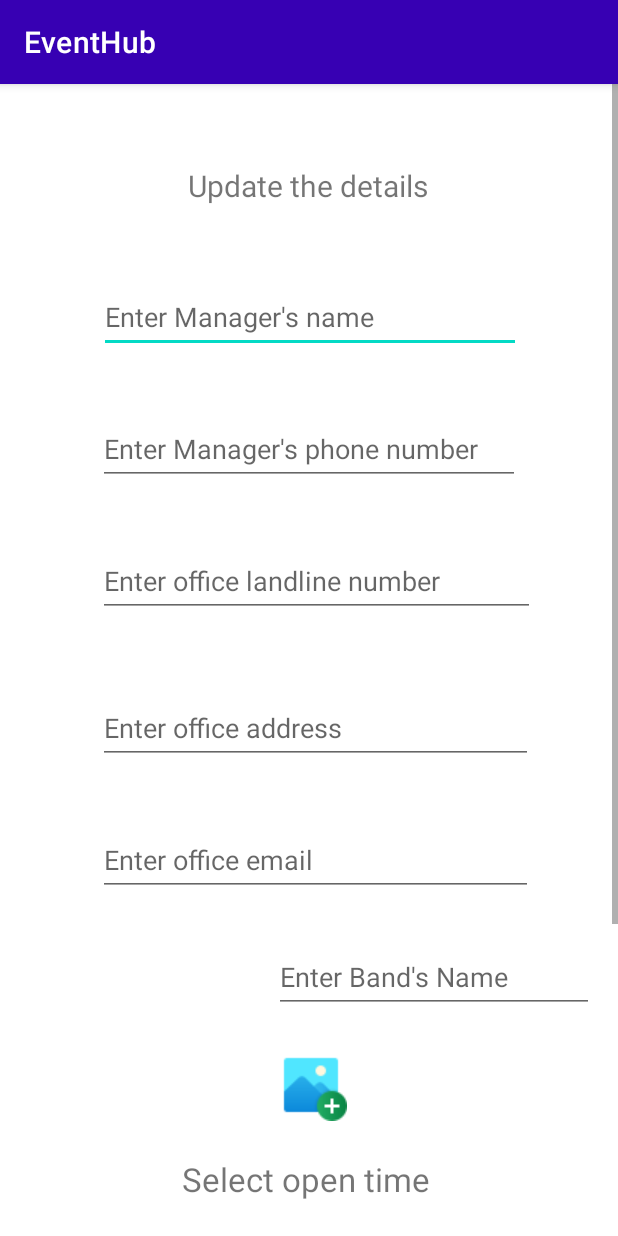
After one commit to UniqueEmpire/EventHub, an Android app: the updateband screen opened directly, with no data from a screen before it, on a phone screen of 412 x 824 dp. The commit adds this screen. Run offline under Robolectric (Android 15) with nearby library versions, the phone set to English and light mode, and no system bars; Roboto replaces fonts that are not available here.

Commit message:
Update form

```diff
--- /dev/null
+++ b/app/src/main/java/com/eventhub/eventhub/updateband.java
@@ -0,0 +1,14 @@
+package com.eventhub.eventhub;
+
+import androidx.appcompat.app.AppCompatActivity;
+
+import android.os.Bundle;
+
+public class updateband extends AppCompatActivity {
+
+    @Override
+    protected void onCreate(Bundle savedInstanceState) {
+        super.onCreate(savedInstanceState);
+        setContentView(R.layout.activity_updateband);
+    }
+}
--- /dev/null
+++ b/app/src/main/res/layout/activity_updateband.xml
@@ -0,0 +1,226 @@
+<?xml version="1.0" encoding="utf-8"?>
+<ScrollView xmlns:android="http://schemas.android.com/apk/res/android"
+
+        xmlns:app="http://schemas.android.com/apk/res-auto"
+        xmlns:tools="http://schemas.android.com/tools"
+        android:layout_width="match_parent"
+        android:layout_height="match_parent"
+        tools:context=".updateband"
+        tools:layout_editor_absoluteX="1dp"
+        tools:layout_editor_absoluteY="1dp">
+
+        <androidx.constraintlayout.widget.ConstraintLayout
+            android:layout_width="match_parent"
+            android:layout_height="match_parent"
+            android:paddingTop="30dp"
+            android:paddingBottom="30dp">
+
+                <TextView
+                    android:id="@+id/textView2"
+                    android:layout_width="wrap_content"
+                    android:layout_height="wrap_content"
+                    android:layout_marginTop="24dp"
+                    android:text="Update the details"
+                    android:textSize="20sp"
+                    app:layout_constraintEnd_toEndOf="parent"
+                    app:layout_constraintHorizontal_bias="0.497"
+                    app:layout_constraintStart_toStartOf="parent"
+                    app:layout_constraintTop_toTopOf="parent" />
+
+                <EditText
+                    android:id="@+id/up_managename"
+                    android:layout_width="281dp"
+                    android:layout_height="48dp"
+                    android:layout_marginTop="50dp"
+                    android:ems="10"
+                    android:hint="@string/manname"
+                    android:inputType="textPersonName"
+                    android:minHeight="48dp"
+                    app:layout_constraintEnd_toEndOf="parent"
+                    app:layout_constraintHorizontal_bias="0.507"
+                    app:layout_constraintStart_toStartOf="parent"
+                    app:layout_constraintTop_toBottomOf="@+id/textView2" />
+
+                <EditText
+                    android:id="@+id/up_phnnum"
+                    android:layout_width="281dp"
+                    android:layout_height="48dp"
+                    android:layout_marginTop="40dp"
+                    android:ems="10"
+                    android:hint="@string/mannum"
+                    android:inputType="phone"
+                    android:minHeight="48dp"
+                    app:layout_constraintEnd_toEndOf="parent"
+                    app:layout_constraintStart_toStartOf="parent"
+                    app:layout_constraintTop_toBottomOf="@+id/up_managename" />
+
+                <EditText
+                    android:id="@+id/up_ofnum"
+                    android:layout_width="291dp"
+                    android:layout_height="48dp"
+                    android:layout_marginTop="40dp"
+                    android:ems="10"
+                    android:hint="@string/landnum"
+                    android:inputType="phone"
+                    android:minHeight="48dp"
+                    app:layout_constraintEnd_toEndOf="parent"
+                    app:layout_constraintHorizontal_bias="0.541"
+                    app:layout_constraintStart_toStartOf="parent"
+                    app:layout_constraintTop_toBottomOf="@+id/up_phnnum" />
+
+                <EditText
+                    android:id="@+id/up_address"
+                    android:layout_width="290dp"
+                    android:layout_height="48dp"
+                    android:layout_marginTop="50dp"
+                    android:ems="10"
+                    android:hint="@string/offaddress"
+                    android:inputType="textPostalAddress"
+                    android:minHeight="48dp"
+                    app:layout_constraintEnd_toEndOf="parent"
+                    app:layout_constraintHorizontal_bias="0.537"
+                    app:layout_constraintStart_toStartOf="parent"
+                    app:layout_constraintTop_toBottomOf="@+id/up_ofnum" />
+
+                <EditText
+                    android:id="@+id/up_muemail"
+                    android:layout_width="290dp"
+                    android:layout_height="48dp"
+                    android:layout_marginTop="40dp"
+                    android:ems="10"
+                    android:hint="@string/entoffmail"
+                    android:inputType="textEmailAddress"
+                    app:layout_constraintEnd_toEndOf="parent"
+                    app:layout_constraintHorizontal_bias="0.537"
+                    app:layout_constraintStart_toStartOf="parent"
+                    app:layout_constraintTop_toBottomOf="@+id/up_address" />
+
+                <ImageView
+                    android:id="@+id/up_imgView"
+                    android:layout_width="119dp"
+                    android:layout_height="111dp"
+                    android:layout_marginStart="28dp"
+                    android:layout_marginLeft="28dp"
+                    android:layout_marginTop="30dp"
+                    app:layout_constraintStart_toStartOf="parent"
+                    app:layout_constraintTop_toBottomOf="@+id/up_muemail" />
+
+                <ImageView
+                    android:id="@+id/chooseimg"
+                    android:layout_width="wrap_content"
+                    android:layout_height="wrap_content"
+                    android:layout_marginStart="36dp"
+                    android:layout_marginLeft="36dp"
+                    android:layout_marginTop="24dp"
+                    app:layout_constraintStart_toEndOf="@+id/up_imgView"
+                    app:layout_constraintTop_toBottomOf="@+id/up_compname"
+                    app:srcCompat="@drawable/addimage" />
+
+                <EditText
+                    android:id="@+id/up_compname"
+                    android:layout_width="wrap_content"
+                    android:layout_height="wrap_content"
+                    android:layout_marginEnd="16dp"
+                    android:layout_marginRight="16dp"
+                    android:ems="10"
+                    android:hint="@string/bandname"
+                    android:inputType="textPersonName"
+                    android:minHeight="48dp"
+                    app:layout_constraintEnd_toEndOf="parent"
+                    app:layout_constraintTop_toTopOf="@+id/up_imgView"
+                    tools:ignore="TextContrastCheck" />
+
+                <TextView
+                    android:id="@+id/up_mutime1"
+                    android:layout_width="wrap_content"
+                    android:layout_height="wrap_content"
+                    android:layout_marginTop="24dp"
+                    android:text="@string/time01"
+                    android:textSize="22sp"
+                    app:layout_constraintEnd_toEndOf="parent"
+                    app:layout_constraintHorizontal_bias="0.493"
+                    app:layout_constraintStart_toStartOf="parent"
+                    app:layout_constraintTop_toBottomOf="@+id/chooseimg" />
+
+                <TextView
+                    android:id="@+id/up_mutime2"
+                    android:layout_width="wrap_content"
+                    android:layout_height="wrap_content"
+                    android:layout_marginTop="30dp"
+                    android:text="@string/time2"
+                    android:textSize="22sp"
+                    app:layout_constraintEnd_toEndOf="parent"
+                    app:layout_constraintStart_toStartOf="parent"
+                    app:layout_constraintTop_toBottomOf="@+id/up_mutime1" />
+
+                <TextView
+                    android:id="@+id/textView21"
+                    android:layout_width="wrap_content"
+                    android:layout_height="wrap_content"
+                    android:layout_marginStart="36dp"
+                    android:layout_marginLeft="36dp"
+                    android:layout_marginEnd="24dp"
+                    android:layout_marginRight="24dp"
+                    android:text="@string/location"
+                    android:textSize="16sp"
+                    app:layout_constraintEnd_toStartOf="@+id/up_muloca"
+                    app:layout_constraintStart_toStartOf="parent"
+                    app:layout_constraintTop_toTopOf="@+id/up_muloca" />
+
+                <TextView
+                    android:id="@+id/up_muloca"
+                    android:layout_width="wrap_content"
+                    android:layout_height="wrap_content"
+                    android:layout_marginTop="28dp"
+                    android:layout_marginEnd="124dp"
+                    android:layout_marginRight="124dp"
+                    android:text="@string/loca"
+                    android:textSize="20sp"
+                    app:layout_constraintEnd_toEndOf="parent"
+                    app:layout_constraintTop_toBottomOf="@+id/up_mutime2" />
+                <EditText
+                    android:id="@+id/up_mudes"
+                    android:layout_width="281dp"
+                    android:layout_height="48dp"
+                    android:layout_marginTop="45dp"
+                    android:ems="10"
+                    android:gravity="start|top"
+                    android:hint="@string/descrptn"
+                    android:inputType="textMultiLine"
+                    android:minHeight="48dp"
+                    app:layout_constraintEnd_toEndOf="parent"
+                    app:layout_constraintHorizontal_bias="0.538"
+                    app:layout_constraintStart_toStartOf="parent"
+                    app:layout_constraintTop_toBottomOf="@+id/up_muloca"
+                    tools:ignore="SpeakableTextPresentCheck" />
+
+                <Button
+                    android:id="@+id/updatebtn"
+                    android:layout_width="121dp"
+                    android:layout_height="50dp"
+                    android:layout_marginTop="20dp"
+                    android:layout_marginEnd="50dp"
+                    android:layout_marginRight="50dp"
+                    android:background="@drawable/rounded_corner"
+                    android:text="update"
+                    app:backgroundTint="@color/butn"
+                    app:layout_constraintEnd_toStartOf="@+id/deletebtn"
+                    app:layout_constraintStart_toStartOf="parent"
+                    app:layout_constraintTop_toBottomOf="@+id/up_mudes" />
+
+                <Button
+                    android:id="@+id/deletebtn"
+                    android:layout_width="121dp"
+                    android:layout_height="50dp"
+                    android:layout_marginTop="20dp"
+                    android:background="@drawable/rounded_corner"
+                    android:text="delete"
+                    app:backgroundTint="@color/butn"
+                    app:layout_constraintEnd_toEndOf="parent"
+                    app:layout_constraintStart_toEndOf="@+id/updatebtn"
+                    app:layout_constraintTop_toBottomOf="@+id/up_mudes" />
+
+
+        </androidx.constraintlayout.widget.ConstraintLayout>
+
+</ScrollView>
```
Also changed, not shown: app/src/main/AndroidManifest.xml (+11 -5 lines), app/src/main/java/com/eventhub/eventhub/MusicRVAdapter.java (+2 -45 lines), app/src/main/java/com/eventhub/eventhub/music.java (+40 -60 lines), app/src/main/res/drawable/curved.xml (added, +14 -0 lines), app/src/main/res/layout/music_bottom_sheet.xml (+16 -4 lines).
